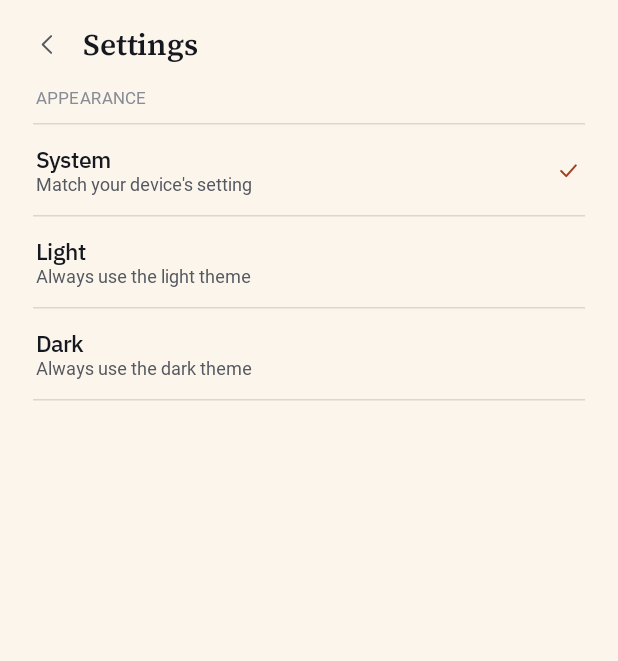
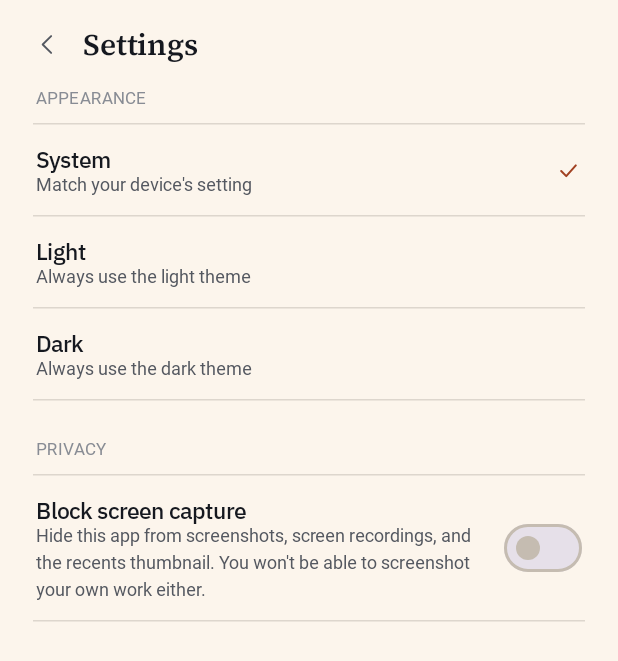
Before and after one commit to sayjavajava/offline-pdf-android, an Android app built with Jetpack Compose: the screen it shows after launch (MainActivity), after a tap on "Settings", on a phone screen of 412 x 824 dp. Shown: the top 661 px of the screen. Run offline under Robolectric (Android 15) with nearby library versions, the phone set to English and light mode, and no system bars; libraries missing offline, so code that uses them is left out: com.tom_roush.pdfbox; Roboto replaces fonts that are not available here; 1 statement that could not run was skipped.

Commit message:
Add an opt-in setting to block screen capture
Android takes a thumbnail of the app automatically when it is
backgrounded, and that thumbnail is reachable from the recents switcher.
For an app whose whole point is documents that don't go anywhere, that
means leaving Redact mid-edit puts a picture of the still-unredacted page
somewhere the user did not put it. Screenshots and screen recordings are
the same surface.

FLAG_SECURE closes all three, and this adds a Settings toggle for it,
applied to the live window rather than at the next launch: the user turns
it on and the very next trip to the recents switcher is covered.

Off by default, deliberately. It is a real trade — with it on the user
cannot screenshot their own work either, and some screen-sharing and
accessibility tooling sees a black window. Silently breaking screenshots
for everyone to defend against a threat most people do not have is the
wrong default, so the people who need it opt in. The description in
Settings says both halves rather than only the reassuring one.

Same shape as the existing theme setting: a persisted preference plus one
observable holder, initialised in Application alongside ThemeState. The
window flag is applied by a composable effect at the content root — one
window in this single-Activity app, so it covers every screen including
Redact's page preview. The Activity is found by unwrapping ContextWrapper
rather than casting LocalContext, which is not guaranteed to be the
Activity itself.

Verified locally: testDebugUnitTest, lint and assembleDebug all pass.

Co-Authored-By: Claude Opus 5 <noreply@anthropic.com>
Claude-Session: https://claude.ai/code/session_01TGeVbWWG1HtfP5Lr9ka1jj

```diff
--- a/app/src/main/java/com/offgridpdf/android/MainActivity.kt
+++ b/app/src/main/java/com/offgridpdf/android/MainActivity.kt
@@ -18,6 +18,7 @@ import com.offgridpdf.android.ui.dashboard.ACTION_OPEN_TOOL
 import com.offgridpdf.android.ui.dashboard.EXTRA_TOOL_ID
 import com.offgridpdf.android.ui.dashboard.pdfTools
 import com.offgridpdf.android.ui.navigation.OffGridNavHost
+import com.offgridpdf.android.ui.settings.SecureScreenEffect
 import com.offgridpdf.android.ui.theme.OffGridPdfTheme
 
 /**
@@ -34,6 +35,9 @@ class MainActivity : ComponentActivity() {
         handleIncomingIntent(intent)
         setContent {
             OffGridPdfTheme {
+                // Applies FLAG_SECURE to this window whenever the setting says
+                // so — one window, so this covers every screen.
+                SecureScreenEffect()
                 Surface(modifier = Modifier.fillMaxSize()) {
                     OffGridNavHost()
                 }
--- a/app/src/main/java/com/offgridpdf/android/OffGridPdfApplication.kt
+++ b/app/src/main/java/com/offgridpdf/android/OffGridPdfApplication.kt
@@ -2,6 +2,7 @@ package com.offgridpdf.android
 
 import android.app.Application
 import com.offgridpdf.android.files.clearChainCache
+import com.offgridpdf.android.ui.settings.SecureScreenState
 import com.offgridpdf.android.ui.theme.ThemeState
 import com.tom_roush.pdfbox.android.PDFBoxResourceLoader
 import kotlinx.coroutines.CoroutineScope
@@ -22,7 +23,7 @@ import kotlinx.coroutines.launch
  * now because CI has only ever run JVM-stubbed unit tests, never a real
  * Android runtime (see Spike A, `ANDROID_IMPLEMENTATION_PLAN.md`).
  *
- * Also where [ThemeState] loads the user's saved theme choice — once, here,
+ * Also where [ThemeState] and [SecureScreenState] load their saved choices — once, here,
  * before `MainActivity` composes anything, so `OffGridPdfTheme` never
  * renders a first frame in the wrong palette — and where the tool-chaining
  * cache is emptied (`files/ChainFile.kt`), so a document handed between
@@ -40,6 +41,7 @@ class OffGridPdfApplication : Application() {
         super.onCreate()
         PDFBoxResourceLoader.init(applicationContext)
         ThemeState.initialize(applicationContext)
+        SecureScreenState.initialize(applicationContext)
 
         // Off the main thread: this is disk I/O, and onCreate blocks the
         // first frame. Nothing waits on it — a chain started in this
--- /dev/null
+++ b/app/src/main/java/com/offgridpdf/android/ui/settings/SecureScreenEffect.kt
@@ -0,0 +1,51 @@
+package com.offgridpdf.android.ui.settings
+
+import android.app.Activity
+import android.content.Context
+import android.content.ContextWrapper
+import android.view.WindowManager
+import androidx.compose.runtime.Composable
+import androidx.compose.runtime.DisposableEffect
+import androidx.compose.ui.platform.LocalContext
+
+/**
+ * Keeps the window's `FLAG_SECURE` in step with [SecureScreenState].
+ *
+ * A composable effect rather than a one-shot call in `onCreate`, because the
+ * setting is toggled from inside the running app: the user turns it on in
+ * Settings and expects the very next trip to the recents switcher to be
+ * covered, not the one after the next cold start.
+ *
+ * The flag lives on the window, and there is exactly one window here (this is
+ * a single-Activity app), so applying it at the root of the content covers
+ * every screen including Redact's page preview.
+ */
+@Composable
+fun SecureScreenEffect() {
+    val enabled = SecureScreenState.enabled
+    val activity = LocalContext.current.findActivity()
+
+    DisposableEffect(enabled, activity) {
+        val window = activity?.window
+        if (window != null) {
+            if (enabled) {
+                window.addFlags(WindowManager.LayoutParams.FLAG_SECURE)
+            } else {
+                window.clearFlags(WindowManager.LayoutParams.FLAG_SECURE)
+            }
+        }
+        onDispose { }
+    }
+}
+
+/**
+ * Compose's `LocalContext` is not guaranteed to be the Activity itself — it
+ * can be a `ContextWrapper` around it — so unwrap rather than casting. Doing
+ * this by hand rather than via `LocalActivity` keeps it working regardless of
+ * which activity-compose version the project is on.
+ */
+private tailrec fun Context.findActivity(): Activity? = when (this) {
+    is Activity -> this
+    is ContextWrapper -> baseContext.findActivity()
+    else -> null
+}
--- /dev/null
+++ b/app/src/main/java/com/offgridpdf/android/ui/settings/SecureScreenState.kt
@@ -0,0 +1,55 @@
+package com.offgridpdf.android.ui.settings
+
+import android.content.Context
+import androidx.compose.runtime.getValue
+import androidx.compose.runtime.mutableStateOf
+import androidx.compose.runtime.setValue
+
+private const val PREFS_NAME = "privacy_prefs"
+private const val KEY_BLOCK_SCREEN_CAPTURE = "block_screen_capture"
+
+/** Plain [android.content.SharedPreferences] — a single flag, same reasoning as `ThemePreferenceStore`. */
+class SecureScreenPreferenceStore(context: Context) {
+    private val prefs = context.applicationContext.getSharedPreferences(PREFS_NAME, Context.MODE_PRIVATE)
+
+    fun get(): Boolean = prefs.getBoolean(KEY_BLOCK_SCREEN_CAPTURE, false)
+
+    fun set(enabled: Boolean) {
+        prefs.edit().putBoolean(KEY_BLOCK_SCREEN_CAPTURE, enabled).apply()
+    }
+}
+
+/**
+ * Whether to set `WindowManager.LayoutParams.FLAG_SECURE` on the app's
+ * window, which stops Android from putting this app's contents in
+ * screenshots, screen recordings, and the thumbnail the recents switcher
+ * shows.
+ *
+ * Worth having in an app that opens documents the user did not want to hand
+ * to anyone: the recents thumbnail in particular is taken automatically when
+ * the app is backgrounded, so leaving Redact mid-edit puts a picture of the
+ * unredacted page into a surface other apps and onlookers can reach.
+ *
+ * **Off by default, deliberately.** It is a real trade: with it on, the user
+ * cannot screenshot their own work either, and some screen-sharing and
+ * accessibility tooling sees a black window. Silently breaking screenshots
+ * for everyone to defend against a threat most people do not have is the
+ * wrong default; the people who need it can say so.
+ *
+ * Same shape as [com.offgridpdf.android.ui.theme.ThemeState]: one observable
+ * holder, loaded once at startup, so a change in Settings takes effect on the
+ * live window rather than at the next launch.
+ */
+object SecureScreenState {
+    var enabled: Boolean by mutableStateOf(false)
+        private set
+
+    fun initialize(context: Context) {
+        enabled = SecureScreenPreferenceStore(context).get()
+    }
+
+    fun update(context: Context, newValue: Boolean) {
+        enabled = newValue
+        SecureScreenPreferenceStore(context).set(newValue)
+    }
+}
--- a/app/src/main/java/com/offgridpdf/android/ui/settings/SettingsScreen.kt
+++ b/app/src/main/java/com/offgridpdf/android/ui/settings/SettingsScreen.kt
@@ -15,6 +15,8 @@ import androidx.compose.foundation.lazy.items
 import androidx.compose.material3.HorizontalDivider
 import androidx.compose.material3.Icon
 import androidx.compose.material3.MaterialTheme
+import androidx.compose.material3.Switch
+import androidx.compose.material3.SwitchDefaults
 import androidx.compose.material3.Text
 import androidx.compose.runtime.Composable
 import androidx.compose.ui.Alignment
@@ -29,11 +31,12 @@ import com.offgridpdf.android.ui.theme.ThemeMode
 import com.offgridpdf.android.ui.theme.ThemeState
 
 /**
- * The app's one setting so far: light/dark theme. `System` (the default)
- * follows the device; `Light`/`Dark` override it. Selecting a row applies
- * immediately via [ThemeState] — [MaterialTheme] wraps this whole screen
- * too, so the change is visible here, live, not just on screens visited
- * afterward.
+ * Appearance (light/dark theme) and privacy (blocking screen capture).
+ *
+ * Both apply immediately rather than at the next launch: [ThemeState] is read
+ * by [MaterialTheme], which wraps this screen too, so a theme change is
+ * visible here live; [SecureScreenState] is read by `SecureScreenEffect` at
+ * the content root, which re-applies the window flag as soon as it changes.
  */
 @Composable
 fun SettingsScreen() {
@@ -57,6 +60,23 @@ fun SettingsScreen() {
                     mode = mode,
                     selected = ThemeState.mode == mode,
                     onClick = { ThemeState.update(context, mode) },
+                )
+                HorizontalDivider(color = palette.hairline, thickness = 1.dp)
+            }
+            item {
+                Text(
+                    "PRIVACY",
+                    style = MaterialTheme.typography.labelSmall,
+                    color = palette.inkTertiary,
+                    modifier = Modifier.padding(start = 2.dp, top = 26.dp, bottom = 10.dp),
+                )
+                HorizontalDivider(color = palette.hairline, thickness = 1.dp)
+                ToggleRow(
+                    title = "Block screen capture",
+                    description = "Hide this app from screenshots, screen recordings, and the " +
+                        "recents thumbnail. You won't be able to screenshot your own work either.",
+                    checked = SecureScreenState.enabled,
+                    onCheckedChange = { SecureScreenState.update(context, it) },
                 )
                 HorizontalDivider(color = palette.hairline, thickness = 1.dp)
             }
@@ -95,3 +115,36 @@ private fun ThemeRow(mode: ThemeMode, selected: Boolean, onClick: () -> Unit) {
         }
     }
 }
+
+@Composable
+private fun ToggleRow(
+    title: String,
+    description: String,
+    checked: Boolean,
+    onCheckedChange: (Boolean) -> Unit,
+) {
+    val palette = LocalOffGridPalette.current
+    Row(
+        verticalAlignment = Alignment.CenterVertically,
+        horizontalArrangement = Arrangement.spacedBy(14.dp),
+        modifier = Modifier
+            .fillMaxWidth()
+            // The whole row toggles, not just the switch — a switch alone is a
+            // small target, and every other row on this screen is tappable.
+            .clickable { onCheckedChange(!checked) }
+            .padding(vertical = 13.dp, horizontal = 2.dp),
+    ) {
+        Column(modifier = Modifier.weight(1f)) {
+            Text(title, style = MaterialTheme.typography.titleMedium, color = palette.ink)
+            Text(description, style = MaterialTheme.typography.bodySmall, color = palette.inkSecondary)
+        }
+        Switch(
+            checked = checked,
+            onCheckedChange = onCheckedChange,
+            colors = SwitchDefaults.colors(
+                checkedThumbColor = palette.paper,
+                checkedTrackColor = palette.security,
+            ),
+        )
+    }
+}
```
